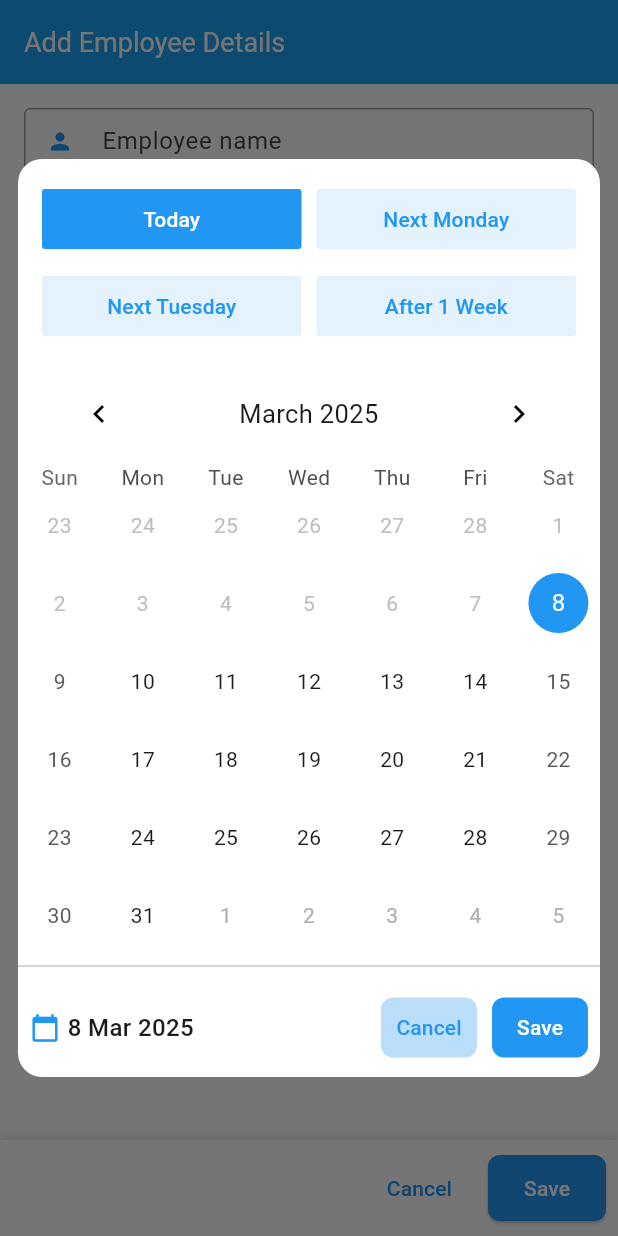
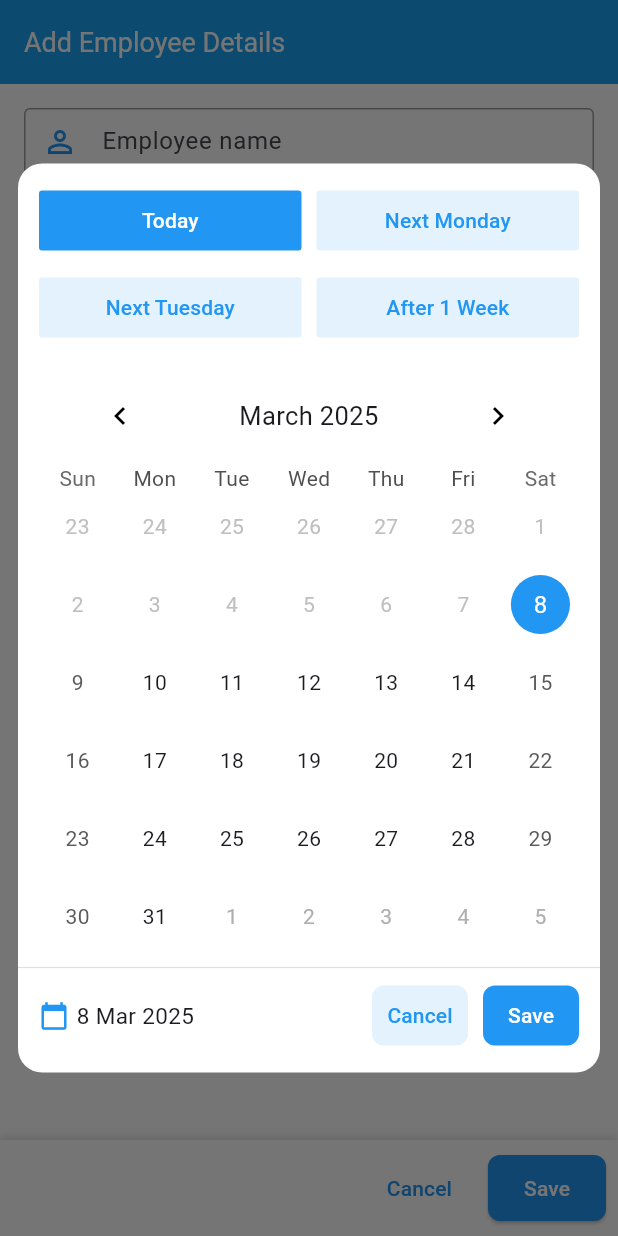
Before and after one commit to vicky-prog/employee_record, a Flutter app: the screen it shows after launch, after a tap on the "add" icon, after a tap on "Today", on a phone screen of 412 x 824 dp. Run offline on Flutter 3.47's test engine with Material 3 defaults, Android fonts, the phone set to English and light mode, and no system bars; drawn by our look-alikes of table_calendar; our stand-ins replace drift, drift_flutter, equatable, flutter_bloc, hexcolor; missing offline and left inert: drift_dev, sqlite3; accounts and stored records are empty; generated files the repository leaves out were written again.

Commit message:
bug fix and some design changes

```diff
--- /dev/null
+++ b/lib/presentation/core/utils/date_utils.dart
@@ -0,0 +1,5 @@
+import 'package:intl/intl.dart';
+
+String formatDate(DateTime date) {
+  return DateFormat('d MMM yyyy').format(date);
+}
--- a/lib/presentation/pages/employee_page.dart
+++ b/lib/presentation/pages/employee_page.dart
@@ -272,6 +272,8 @@ class _EmployeeScreenState extends State<EmployeeScreen> {
     );
   }
 
+
+
   _employeeNameField() {
     return SizedBox(
       height: _inputFiledheight,
@@ -282,7 +284,7 @@ class _EmployeeScreenState extends State<EmployeeScreen> {
 
         decoration: InputDecoration(
           hintText: "Employee name",
-          prefixIcon: const Icon(Icons.person, color: Colors.blue, size: 18),
+          prefixIcon: const Icon(Icons.person_outline, color: Colors.blue, ),
           contentPadding: const EdgeInsets.symmetric(vertical: 8),
         ),
       ),
@@ -302,8 +304,8 @@ class _EmployeeScreenState extends State<EmployeeScreen> {
         ),
         child: Row(
           children: [
-            const Icon(Icons.work, color: Colors.blue),
-            const SizedBox(width: 10),
+            const Icon(Icons.work_outline, color: Colors.blue),
+            const SizedBox(width: 15),
             Expanded(
               child: Text(
                 selectedRole.isEmpty ? "Select role" : selectedRole,
@@ -312,7 +314,7 @@ class _EmployeeScreenState extends State<EmployeeScreen> {
                 ),
               ),
             ),
-            const Icon(Icons.arrow_drop_down, color: Colors.blue),
+            const Icon(Icons.arrow_drop_down, color: Colors.blue,size: 30,),
           ],
         ),
       ),
@@ -322,7 +324,7 @@ class _EmployeeScreenState extends State<EmployeeScreen> {
   void _saveEmployee(BuildContext context, EmployeeState state) {
     final name = nameController.text.trim();
 
-    // ✅ Validation: Ensure name and position are not empty
+
     if (name.isEmpty) {
       _showSnackBar(context, "Please enter the employee's name.");
       return;
@@ -340,7 +342,8 @@ class _EmployeeScreenState extends State<EmployeeScreen> {
       name: Value(name),
       position: Value(selectedRole),
       dateOfJoining: Value(_fromDate ?? DateTime.now()),
-      lastWorkingDay: _toDate != null ? Value(_toDate!) : const Value.absent(),
+     // lastWorkingDay:  Value(null)
+      lastWorkingDay: _toDate != null ? Value(_toDate!) : const Value(null),
     );
 
     if (state.formState == EmployeeFormState.add) {
@@ -360,10 +363,12 @@ class _EmployeeScreenState extends State<EmployeeScreen> {
         content: Text(message),
         behavior: SnackBarBehavior.floating,
         backgroundColor: Colors.red,
-        duration: const Duration(seconds: 2),
+        duration: const Duration(seconds: 1),
       ),
     );
   }
+
+
 
   void _openCalendarDialog(bool toDate, EmployeeState state) {
   showDialog(
@@ -371,43 +376,40 @@ class _EmployeeScreenState extends State<EmployeeScreen> {
     builder: (context) {
       return CalendarDialog(
         allowPast: state.formState == EmployeeFormState.edit,
-          disableDay:
-              state.formState == EmployeeFormState.edit
+        disableDay: state.formState == EmployeeFormState.edit
             ? null
             : (toDate ? _fromDate : null),
-
         toDate: toDate,
-          selectedDay:
-              toDate
+        selectedDay: toDate
             ? _toDate ?? _fromDate ?? DateTime.now()
             : _fromDate ?? DateTime.now(),
         onDateSelected: (newDate) {
+          if (state.formState == EmployeeFormState.edit && newDate == null) {
+            // Allow setting 'To Date' to null in edit mode
+            setState(() {
+              if (toDate) {
+                _toDate = null;
+              } else {
+                _fromDate = null;
+              }
+            });
+            return;
+          }
+
           if (newDate == null) return;
 
           final today = DateTime.now();
-            final selectedDate = DateTime(
-              newDate.year,
-              newDate.month,
-              newDate.day,
-            );
-            final minAllowedDate = DateTime(
-              today.year,
-              today.month,
-              today.day,
-            ); // Remove time
+          final selectedDate = DateTime(newDate.year, newDate.month, newDate.day);
+          final minAllowedDate = DateTime(today.year, today.month, today.day); // Remove time
 
-            if (selectedDate.isBefore(minAllowedDate)) {
-              //  Prevent past dates
+          if (selectedDate.isBefore(minAllowedDate) && state.formState != EmployeeFormState.edit) {
             ScaffoldMessenger.of(context).showSnackBar(
               SnackBar(content: Text("You cannot select past dates")),
             );
             return;
           }
 
-            if (toDate &&
-                _fromDate != null &&
-                selectedDate.isBefore(_fromDate!)) {
-              //  Prevent "To Date" from being before "From Date"
+          if (toDate && _fromDate != null && selectedDate.isBefore(_fromDate!)) {
             ScaffoldMessenger.of(context).showSnackBar(
               SnackBar(content: Text("To Date cannot be before From Date")),
             );
@@ -429,4 +431,5 @@ class _EmployeeScreenState extends State<EmployeeScreen> {
     },
   );
 }
+
 }
--- a/lib/presentation/widgets/calendar_dialog.dart
+++ b/lib/presentation/widgets/calendar_dialog.dart
@@ -1,6 +1,8 @@
 import 'package:table_calendar/table_calendar.dart';
 import 'package:intl/intl.dart';
 import 'package:flutter/material.dart';
+
+double _defaultPadding = 14;
 
 class CalendarDialog extends StatefulWidget {
   final DateTime selectedDay;
@@ -33,17 +35,23 @@ class _CalendarDialogState extends State<CalendarDialog> {
 
   @override
   Widget build(BuildContext context) {
+    return LayoutBuilder(
+      builder: (context,constraints) {
         return Dialog(
           insetPadding: EdgeInsets.only(left: 12, right: 12),
           backgroundColor: Colors.white,
 
           shape: RoundedRectangleBorder(borderRadius: BorderRadius.circular(16)),
+          child: ConstrainedBox(
+               constraints: BoxConstraints(
+          maxWidth: 500, // Adjust width dynamically
+        ),
             child: Column(
               mainAxisSize: MainAxisSize.min,
               children: [
                 // Quick Select Buttons
                 Padding(
-            padding: const EdgeInsets.only(left: 16, right: 16, top: 16),
+                  padding:  EdgeInsets.only(left: _defaultPadding, right: _defaultPadding, top: _defaultPadding),
                   child: Column(
                     children: [
                       widget.toDate ?? false
@@ -105,7 +113,10 @@ class _CalendarDialogState extends State<CalendarDialog> {
 
                 SizedBox(height: 16),
                 // Calendar Widget
-          TableCalendar(
+                Padding(
+                  padding:  EdgeInsets.symmetric(horizontal: _defaultPadding),
+                  child: TableCalendar(
+
                     focusedDay: _selectedDay ?? DateTime.now(),
                     firstDay: DateTime.utc(2020, 1, 1),
                     lastDay: DateTime.utc(2030, 12, 31),
@@ -147,9 +158,10 @@ class _CalendarDialogState extends State<CalendarDialog> {
                       setState(() => _selectedDay = selectedDay);
                     },
                   ),
-          Divider(),
+                ),
+                Divider(color: Colors.grey.shade300,thickness: 0.8,),
                 Padding(
-            padding: const EdgeInsets.all(8.0),
+                  padding:  EdgeInsets.only(left: _defaultPadding,right: _defaultPadding,bottom: _defaultPadding),
                   child: Row(
                     children: [
                       Expanded(
@@ -167,8 +179,8 @@ class _CalendarDialogState extends State<CalendarDialog> {
                                     ? "No Date"
                                     : DateFormat('d MMM yyyy').format(_selectedDay!),
                                 style: TextStyle(
-                            fontSize: 16,
-                            fontWeight: FontWeight.w500,
+                                  fontSize: 15,
+                                 // fontWeight: FontWeight.w500,
                                 ),
                               ),
                             ],
@@ -178,7 +190,7 @@ class _CalendarDialogState extends State<CalendarDialog> {
 
                       Expanded(
                         child: SizedBox(
-                    height: 50,
+                         // height: 45,
                           child: Row(
                             children: [
                               Expanded(
@@ -187,7 +199,7 @@ class _CalendarDialogState extends State<CalendarDialog> {
                                   children: [
                                     _actionButton(
                                       "Cancel",
-                                Colors.blue.shade100,
+                                      Colors.blue.shade50,
                                       Colors.blue,
                                       () => Navigator.pop(context),
                                     ),
@@ -218,6 +230,9 @@ class _CalendarDialogState extends State<CalendarDialog> {
                 ),
               ],
             ),
+          ),
+        );
+      }
     );
   }
 
--- a/lib/presentation/widgets/date_selection_row.dart
+++ b/lib/presentation/widgets/date_selection_row.dart
@@ -1,6 +1,7 @@
+import 'package:employee_record/presentation/core/utils/date_utils.dart';
 import 'package:flutter/material.dart';
 
-double _inputFieldHeight = 45;
+
 
 class DateSelectionRow extends StatelessWidget {
   final VoidCallback onFromDateTap;
@@ -16,22 +17,30 @@ class DateSelectionRow extends StatelessWidget {
     required this.onToDateTap,
     required this.fromDate,
     required this.toDate,
-
-    this.borderRadius = 8.0,
+    this.borderRadius = 6.0,
   });
 
   @override
   Widget build(BuildContext context) {
+    double screenWidth = MediaQuery.of(context).size.width;
+
+    // Dynamic Sizes Based on Screen Width
+   double inputFieldHeight = (screenWidth * 0.10).clamp(40.0, 45.0);
+
+    double iconSize = screenWidth * 0.04; // 4% of screen width
+    double fontSize = screenWidth * 0.04; // 4% of screen width
+    double spacing = screenWidth * 0.02; // 2% of screen width
+
     return SizedBox(
-      height: _inputFieldHeight,
+      height: inputFieldHeight,
       child: Row(
         children: [
           Expanded(
             child: GestureDetector(
               onTap: onFromDateTap,
               child: Container(
-                height: _inputFieldHeight,
-                padding: const EdgeInsets.symmetric(horizontal: 12, vertical: 5),
+                height: inputFieldHeight,
+                padding: EdgeInsets.symmetric(horizontal: spacing * 1.5, vertical: spacing),
                 decoration: BoxDecoration(
                   border: Border.all(color: Colors.grey.shade400),
                   borderRadius: BorderRadius.circular(borderRadius),
@@ -40,28 +49,26 @@ class DateSelectionRow extends StatelessWidget {
                 child: Row(
                   mainAxisAlignment: MainAxisAlignment.start,
                   children: [
-                    Icon(Icons.calendar_today, color: Colors.blue, size: 18),
-                    SizedBox(width: 8),
+                    Icon(Icons.calendar_today, color: Colors.blue, size: iconSize),
+                    SizedBox(width: spacing),
                     Text(
-                      fromDate != null
-                          ? "${fromDate!.day}/${fromDate!.month}/${fromDate!.year}"
-                          : "Today",
-                      style: TextStyle(fontSize: 16, color: Colors.black),
+                      fromDate != null ? formatDate(fromDate!) : "Today",
+                      style: TextStyle(fontSize: fontSize, color: Colors.black),
                     ),
                   ],
                 ),
               ),
             ),
           ),
-          SizedBox(width: 16),
-          Icon(Icons.arrow_forward, color: Colors.blue, size: 20),
-          SizedBox(width: 16),
+          SizedBox(width: spacing * 2),
+          Icon(Icons.arrow_forward, color: Colors.blue, size: iconSize),
+          SizedBox(width: spacing * 2),
           Expanded(
             child: GestureDetector(
               onTap: onToDateTap,
               child: Container(
-                height: _inputFieldHeight,
-                padding: const EdgeInsets.symmetric(horizontal: 12, vertical: 5),
+                height: inputFieldHeight,
+                padding: EdgeInsets.symmetric(horizontal: spacing * 1.5, vertical: spacing),
                 decoration: BoxDecoration(
                   border: Border.all(color: Colors.grey.shade400),
                   borderRadius: BorderRadius.circular(borderRadius),
@@ -70,13 +77,14 @@ class DateSelectionRow extends StatelessWidget {
                 child: Row(
                   mainAxisAlignment: MainAxisAlignment.start,
                   children: [
-                    Icon(Icons.calendar_today, color: Colors.blue, size: 18),
-                    SizedBox(width: 8),
-                    Text(
-                      toDate != null
-                          ? "${toDate!.day}/${toDate!.month}/${toDate!.year}"
-                          : "No date",
-                      style: TextStyle(fontSize: 16, color: Colors.grey),
+                    Icon(Icons.calendar_today, color: Colors.blue, size: iconSize),
+                    SizedBox(width: spacing),
+                    FittedBox(
+                      child: Text(
+                        maxLines: 1,
+                        toDate != null ? formatDate(toDate!) : "No date",
+                        style: TextStyle(fontSize: fontSize),
+                      ),
                     ),
                   ],
                 ),
--- a/lib/presentation/widgets/employee_card.dart
+++ b/lib/presentation/widgets/employee_card.dart
@@ -32,7 +32,7 @@ class EmployeeCard extends StatelessWidget {
              Text(
               employee.lastWorkingDay == null
                   ? "From ${formatDate(employee.dateOfJoining)}"
-                  : "${formatDate(employee.lastWorkingDay!)} - ${formatDate(employee.lastWorkingDay!)}",
+                  : "${formatDate(employee.dateOfJoining!)} - ${formatDate(employee.lastWorkingDay!)}",
               style: const TextStyle(color: Colors.grey,fontSize: 12),)
 
           ],
```
Lines whose indentation alone changed are shown as unchanged.
